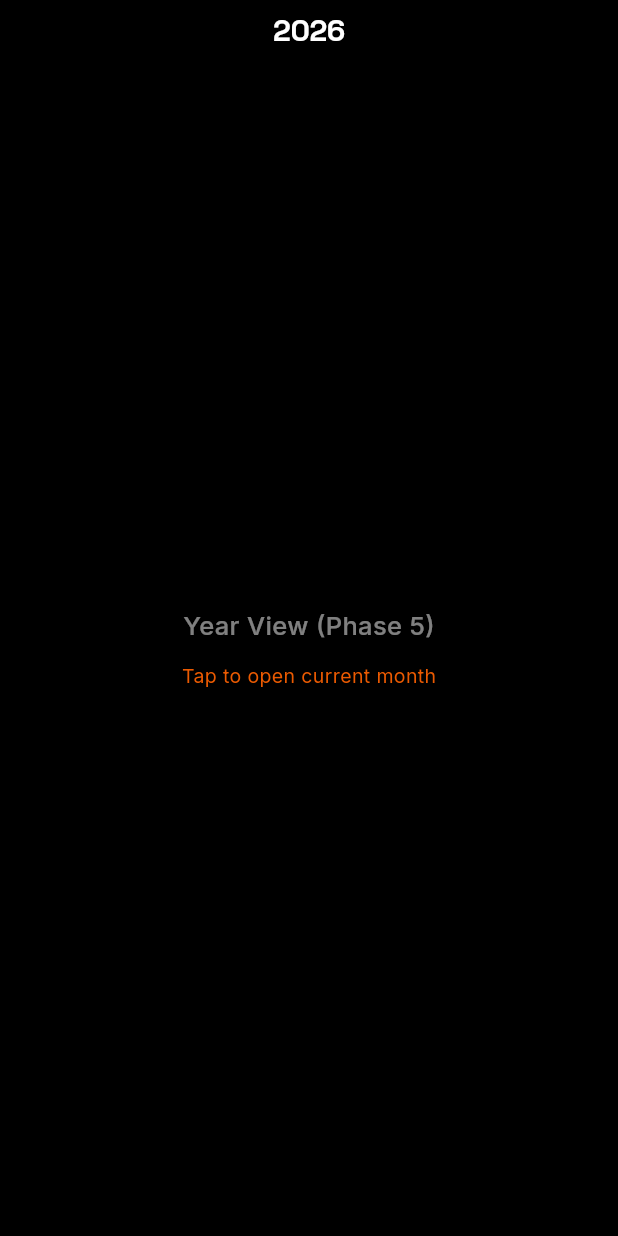
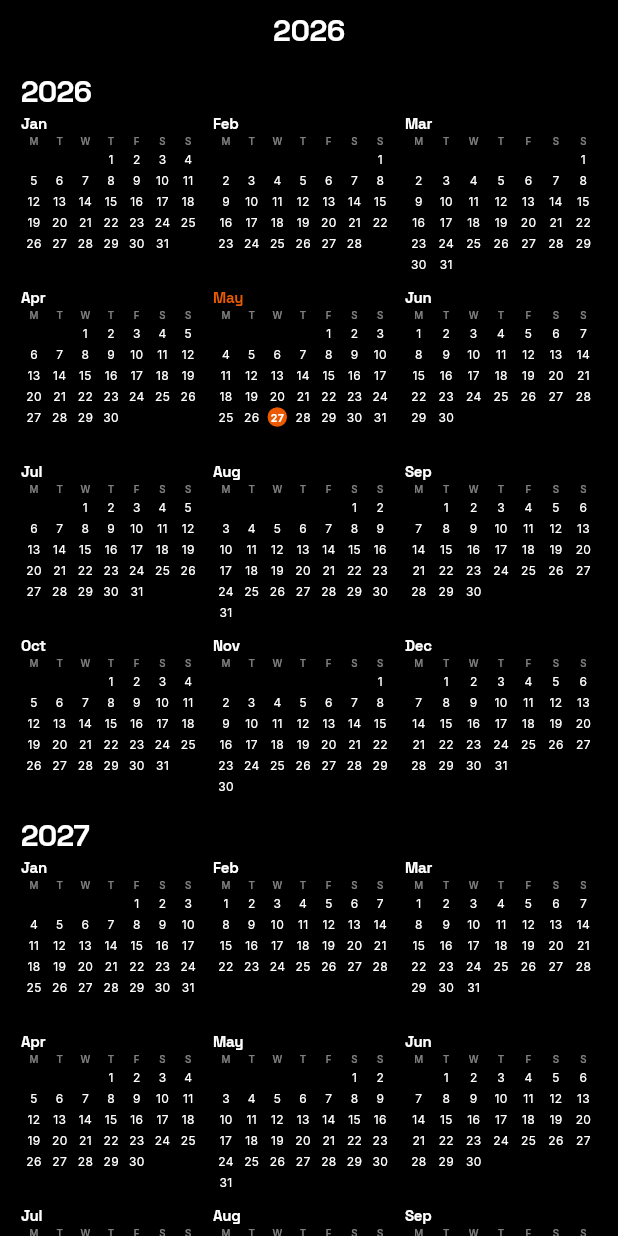
Before and after one commit to lucaschiffer-ship-it/kisd-calendar, a Flutter app: the CalendarScreen widget shown alone on an empty page, opened directly, after a tap on "Mai", after a tap on "2026", on a phone screen of 412 x 824 dp. Run offline on Flutter 3.47's test engine with Material 3 defaults, Android fonts, the light colour scheme and no system bars; our stand-ins replace flutter_secure_storage, flutter_timezone, google_fonts, shared_preferences, timezone; missing offline and left inert: device_calendar, enough_mail, flutter_inappwebview; accounts and stored records are empty; network calls fail.

Commit message:
Phase 5: Year view with mini-month grid

```diff
--- a/lib/screens/calendar_screen.dart
+++ b/lib/screens/calendar_screen.dart
@@ -10,6 +10,7 @@ import '../theme/app_theme.dart';
 import '../widgets/day_column.dart';
 import '../widgets/month_view.dart';
 import '../widgets/multi_day_view.dart';
+import '../widgets/year_view.dart';
 
 // ─── Enums ────────────────────────────────────────────────────────────────────
 
@@ -62,6 +63,7 @@ class _CalendarScreenState extends State<CalendarScreen>
       switch (_navLevel) {
         case _NavLevel.month:
           _navLevel = _NavLevel.year;
+          _displayedYear = _displayedMonth.year;
         case _NavLevel.day:
           _navLevel = _NavLevel.month;
           // Seed header label to selected date's month; MonthView fires onMonthChanged
@@ -215,10 +217,11 @@ class _CalendarScreenState extends State<CalendarScreen>
   // ── Body ─────────────────────────────────────────────────────────────────────
 
   Widget _buildBody() => switch (_navLevel) {
-        _NavLevel.year => _DrillPlaceholder(
-            label: 'Year View (Phase 5)',
-            hint: 'Tap to open current month',
-            onTap: () => _drillToMonth(DateTime(_today.year, _today.month)),
+        _NavLevel.year => YearView(
+            today: _today,
+            initialYear: _displayedYear,
+            onMonthTapped: _drillToMonth,
+            onYearChanged: (y) => setState(() => _displayedYear = y),
           ),
         _NavLevel.month => MonthView(
             today: _today,
@@ -323,46 +326,3 @@ class _Placeholder extends StatelessWidget {
     );
   }
 }
-
-class _DrillPlaceholder extends StatelessWidget {
-  const _DrillPlaceholder({
-    required this.label,
-    required this.hint,
-    required this.onTap,
-  });
-
-  final String label;
-  final String hint;
-  final VoidCallback onTap;
-
-  @override
-  Widget build(BuildContext context) {
-    return GestureDetector(
-      behavior: HitTestBehavior.opaque,
-      onTap: onTap,
-      child: Center(
-        child: Column(
-          mainAxisSize: MainAxisSize.min,
-          children: [
-            Text(
-              label,
-              style: GoogleFonts.inter(
-                fontSize: 17,
-                fontWeight: FontWeight.w500,
-                color: tokens.AppThemeTokens.secondaryTextColor,
-              ),
-            ),
-            const SizedBox(height: 12),
-            Text(
-              hint,
-              style: GoogleFonts.inter(
-                fontSize: 13,
-                color: AppColors.accent,
-              ),
-            ),
-          ],
-        ),
-      ),
-    );
-  }
-}
--- /dev/null
+++ b/lib/widgets/mini_month.dart
@@ -0,0 +1,163 @@
+import 'package:flutter/material.dart';
+import 'package:google_fonts/google_fonts.dart';
+
+import '../config/app_theme.dart';
+
+// ─── Layout constants (exported for YearView sizing) ─────────────────────────
+
+const double kMiniHeaderH    = 14.0;
+const double kMiniWeekdayH   = 10.0;
+const double kMiniDayRowH    = 14.0;
+const int    kMiniRows       = 6; // always 6 rows so all mini-months share height
+const double kMiniMonthHeight =
+    kMiniHeaderH + kMiniWeekdayH + kMiniRows * kMiniDayRowH;
+
+// ─── Weekday labels (Mon-first) ───────────────────────────────────────────────
+
+const List<String> _kWeekdays = ['M', 'T', 'W', 'T', 'F', 'S', 'S'];
+
+const List<String> _kMonthNames = [
+  'Jan', 'Feb', 'Mar', 'Apr', 'May', 'Jun',
+  'Jul', 'Aug', 'Sep', 'Oct', 'Nov', 'Dec',
+];
+
+// ─── MiniMonth ────────────────────────────────────────────────────────────────
+
+class MiniMonth extends StatelessWidget {
+  const MiniMonth({
+    super.key,
+    required this.year,
+    required this.month,
+    required this.today,
+    required this.onTap,
+  });
+
+  final int year;
+  final int month;
+  final DateTime today;
+  final VoidCallback onTap;
+
+  bool get _isCurrentMonth => today.year == year && today.month == month;
+
+  @override
+  Widget build(BuildContext context) {
+    final firstWeekday = (DateTime(year, month, 1).weekday - 1) % 7;
+    final daysInMonth  = DateTime(year, month + 1, 0).day;
+
+    final nameColor = _isCurrentMonth
+        ? AppThemeTokens.accentColor
+        : AppThemeTokens.titleColor;
+
+    return GestureDetector(
+      onTap: onTap,
+      behavior: HitTestBehavior.opaque,
+      child: SizedBox(
+        height: kMiniMonthHeight,
+        child: Column(
+          crossAxisAlignment: CrossAxisAlignment.start,
+          children: [
+            // Month name
+            SizedBox(
+              height: kMiniHeaderH,
+              child: Align(
+                alignment: Alignment.bottomLeft,
+                child: Text(
+                  _kMonthNames[month - 1],
+                  style: GoogleFonts.spaceGrotesk(
+                    fontSize: 10,
+                    fontWeight: FontWeight.w700,
+                    color: nameColor,
+                    letterSpacing: -0.1,
+                  ),
+                ),
+              ),
+            ),
+            // Weekday header row
+            SizedBox(
+              height: kMiniWeekdayH,
+              child: Row(
+                children: _kWeekdays
+                    .map((d) => Expanded(
+                          child: Center(
+                            child: Text(
+                              d,
+                              style: GoogleFonts.inter(
+                                fontSize: 6.5,
+                                fontWeight: FontWeight.w500,
+                                color: AppThemeTokens.secondaryTextColor,
+                              ),
+                            ),
+                          ),
+                        ))
+                    .toList(),
+              ),
+            ),
+            // Day grid — always 6 rows
+            for (int row = 0; row < kMiniRows; row++)
+              SizedBox(
+                height: kMiniDayRowH,
+                child: Row(
+                  children: List.generate(7, (col) {
+                    final cellIndex = row * 7 + col;
+                    final dayNum    = cellIndex - firstWeekday + 1;
+                    final isInMonth = dayNum >= 1 && dayNum <= daysInMonth;
+                    final isToday   = isInMonth &&
+                        _isCurrentMonth &&
+                        dayNum == today.day;
+
+                    return Expanded(
+                      child: Center(
+                        child: isInMonth
+                            ? _DayNumber(dayNum: dayNum, isToday: isToday)
+                            : const SizedBox.shrink(),
+                      ),
+                    );
+                  }),
+                ),
+              ),
+          ],
+        ),
+      ),
+    );
+  }
+}
+
+// ─── Day number cell ──────────────────────────────────────────────────────────
+
+class _DayNumber extends StatelessWidget {
+  const _DayNumber({required this.dayNum, required this.isToday});
+
+  final int dayNum;
+  final bool isToday;
+
+  @override
+  Widget build(BuildContext context) {
+    if (isToday) {
+      return Container(
+        width: 13,
+        height: 13,
+        decoration: BoxDecoration(
+          color: AppThemeTokens.accentColor,
+          shape: BoxShape.circle,
+        ),
+        alignment: Alignment.center,
+        child: Text(
+          '$dayNum',
+          style: GoogleFonts.inter(
+            fontSize: 7,
+            fontWeight: FontWeight.w700,
+            color: Colors.white,
+          ),
+        ),
+      );
+    }
+    return Text(
+      '$dayNum',
+      style: GoogleFonts.inter(
+        fontSize: 8,
+        fontWeight: FontWeight.w400,
+        color: AppThemeTokens.titleColor,
+      ),
+    );
+  }
+}
--- /dev/null
+++ b/lib/widgets/year_view.dart
@@ -0,0 +1,171 @@
+import 'package:flutter/material.dart';
+import 'package:google_fonts/google_fonts.dart';
+
+import '../config/app_theme.dart';
+import '../services/theme_service.dart';
+import 'mini_month.dart';
+
+// ─── Layout constants ─────────────────────────────────────────────────────────
+
+const double _kYearLabelH  = 28.0;
+const double _kRowGap       = 8.0;
+const double _kYearPad      = 6.0;  // top + bottom per year section
+const double _kHorizPad     = 14.0; // outer horizontal padding
+const double _kColGap       = 8.0;  // gap between mini-month columns
+
+// Total height of one year section (deterministic — 3×4 fixed grid).
+const double kYearSectionH =
+    _kYearPad +
+    _kYearLabelH +
+    4 * kMiniMonthHeight +  // 4 rows of mini-months
+    3 * _kRowGap +          // 3 gaps between the rows
+    _kYearPad;
+
+// ─── YearView ─────────────────────────────────────────────────────────────────
+
+class YearView extends StatefulWidget {
+  const YearView({
+    super.key,
+    required this.today,
+    required this.initialYear,
+    required this.onMonthTapped,
+    this.onYearChanged,
+  });
+
+  final DateTime today;
+  final int initialYear;
+  final void Function(DateTime month) onMonthTapped;
+  final void Function(int year)? onYearChanged;
+
+  @override
+  State<YearView> createState() => _YearViewState();
+}
+
+class _YearViewState extends State<YearView> {
+  // Show 5 years back and 5 years forward from today's year.
+  late final int _startYear;
+  static const int _totalYears = 11;
+
+  late final ScrollController _scrollController;
+  int _visibleYearIndex = -1;
+
+  @override
+  void initState() {
+    super.initState();
+    _startYear = widget.today.year - 5;
+    final initialIndex =
+        (widget.initialYear - _startYear).clamp(0, _totalYears - 1);
+    final initialOffset = initialIndex * kYearSectionH;
+    _scrollController =
+        ScrollController(initialScrollOffset: initialOffset.clamp(0.0, double.infinity));
+    _scrollController.addListener(_onScroll);
+    WidgetsBinding.instance.addPostFrameCallback((_) => _onScroll());
+  }
+
+  @override
+  void dispose() {
+    _scrollController.dispose();
+    super.dispose();
+  }
+
+  void _onScroll() {
+    final index =
+        (_scrollController.offset / kYearSectionH).floor().clamp(0, _totalYears - 1);
+    if (index != _visibleYearIndex) {
+      _visibleYearIndex = index;
+      widget.onYearChanged?.call(_startYear + index);
+    }
+  }
+
+  @override
+  Widget build(BuildContext context) {
+    return AnimatedBuilder(
+      animation: Listenable.merge([
+        ThemeService.instance.currentColor,
+        ThemeService.instance.currentStyle,
+        ThemeService.instance.glassEnabled,
+      ]),
+      builder: (context, _) => ListView.builder(
+        controller: _scrollController,
+        itemCount: _totalYears,
+        itemBuilder: (context, index) => _YearSection(
+          year: _startYear + index,
+          today: widget.today,
+          onMonthTapped: widget.onMonthTapped,
+        ),
+      ),
+    );
+  }
+}
+
+// ─── Year section ─────────────────────────────────────────────────────────────
+
+class _YearSection extends StatelessWidget {
+  const _YearSection({
+    required this.year,
+    required this.today,
+    required this.onMonthTapped,
+  });
+
+  final int year;
+  final DateTime today;
+  final void Function(DateTime month) onMonthTapped;
+
+  @override
+  Widget build(BuildContext context) {
+    return SizedBox(
+      height: kYearSectionH,
+      child: Padding(
+        padding: const EdgeInsets.symmetric(
+            horizontal: _kHorizPad, vertical: _kYearPad),
+        child: Column(
+          crossAxisAlignment: CrossAxisAlignment.start,
+          children: [
+            // Year label
+            SizedBox(
+              height: _kYearLabelH,
+              child: Align(
+                alignment: Alignment.centerLeft,
+                child: Text(
+                  '$year',
+                  style: GoogleFonts.spaceGrotesk(
+                    fontSize: 20,
+                    fontWeight: FontWeight.w700,
+                    color: AppThemeTokens.titleColor,
+                    letterSpacing: -0.5,
+                  ),
+                ),
+              ),
+            ),
+            // 4 rows × 3 months — explicit heights avoid Expanded/Padding conflicts
+            for (int row = 0; row < 4; row++) ...[
+              SizedBox(
+                height: kMiniMonthHeight,
+                child: Row(
+                  crossAxisAlignment: CrossAxisAlignment.stretch,
+                  children: List.generate(3, (col) {
+                    final monthIndex = row * 3 + col + 1; // 1–12
+                    return Expanded(
+                      child: Padding(
+                        padding: EdgeInsets.only(
+                            right: col < 2 ? _kColGap : 0),
+                        child: MiniMonth(
+                          year: year,
+                          month: monthIndex,
+                          today: today,
+                          onTap: () =>
+                              onMonthTapped(DateTime(year, monthIndex)),
+                        ),
+                      ),
+                    );
+                  }),
+                ),
+              ),
+              if (row < 3) const SizedBox(height: _kRowGap),
+            ],
+          ],
+        ),
+      ),
+    );
+  }
+}
```
